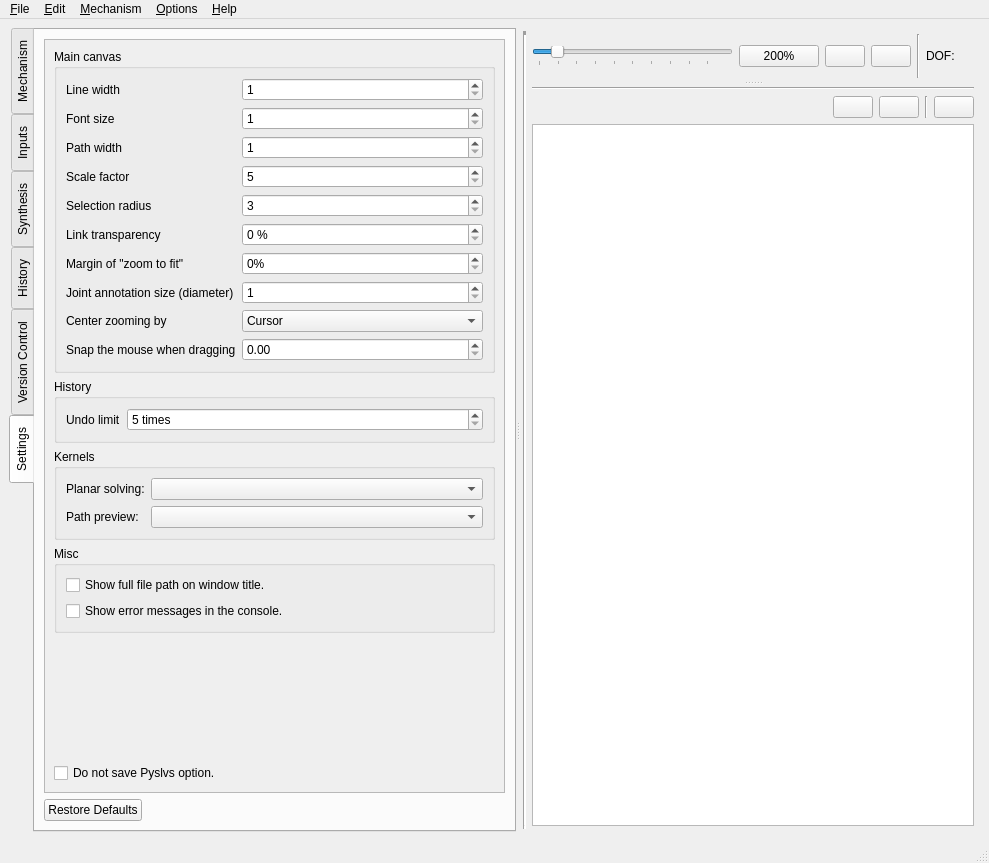
This is core/main.ui in KmolYuan/Pyslvs-UI as Qt 5 draws it before an edit. The edited form follows.
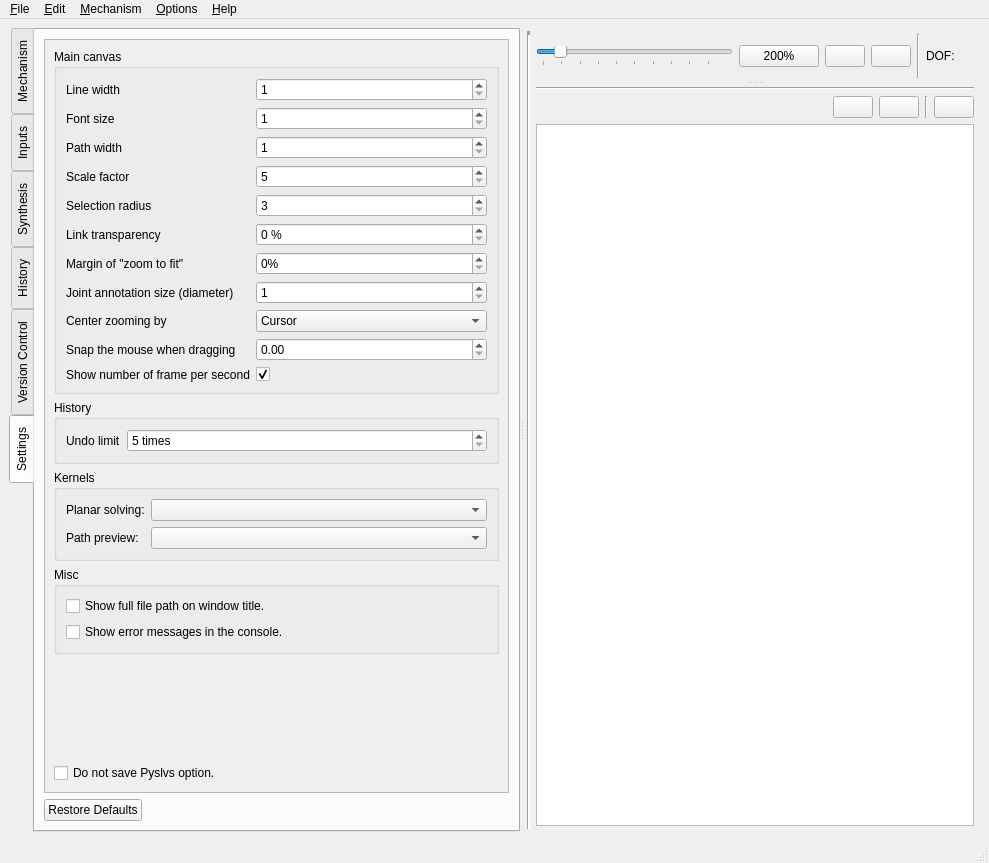
This is the edited form. The open tabs and pages were chosen to show the change. Icons and pictures are not drawn.

What changed in the file:
```diff
--- a/core/main.ui
+++ b/core/main.ui
@@ -542,8 +542,8 @@
                  <rect>
                   <x>0</x>
                   <y>0</y>
-                  <width>276</width>
-                  <height>562</height>
+                  <width>450</width>
+                  <height>747</height>
                  </rect>
                 </property>
                 <layout class="QVBoxLayout" name="verticalLayout_3">
@@ -739,6 +739,20 @@
                       </property>
                      </widget>
                     </item>
+                    <item row="11" column="1">
+                     <widget class="QCheckBox" name="showfps_option">
+                      <property name="checked">
+                       <bool>true</bool>
+                      </property>
+                     </widget>
+                    </item>
+                    <item row="11" column="0">
+                     <widget class="QLabel" name="show_fps_label">
+                      <property name="text">
+                       <string>Show number of frame per second</string>
+                      </property>
+                     </widget>
+                    </item>
                    </layout>
                   </widget>
                  </item>
```
